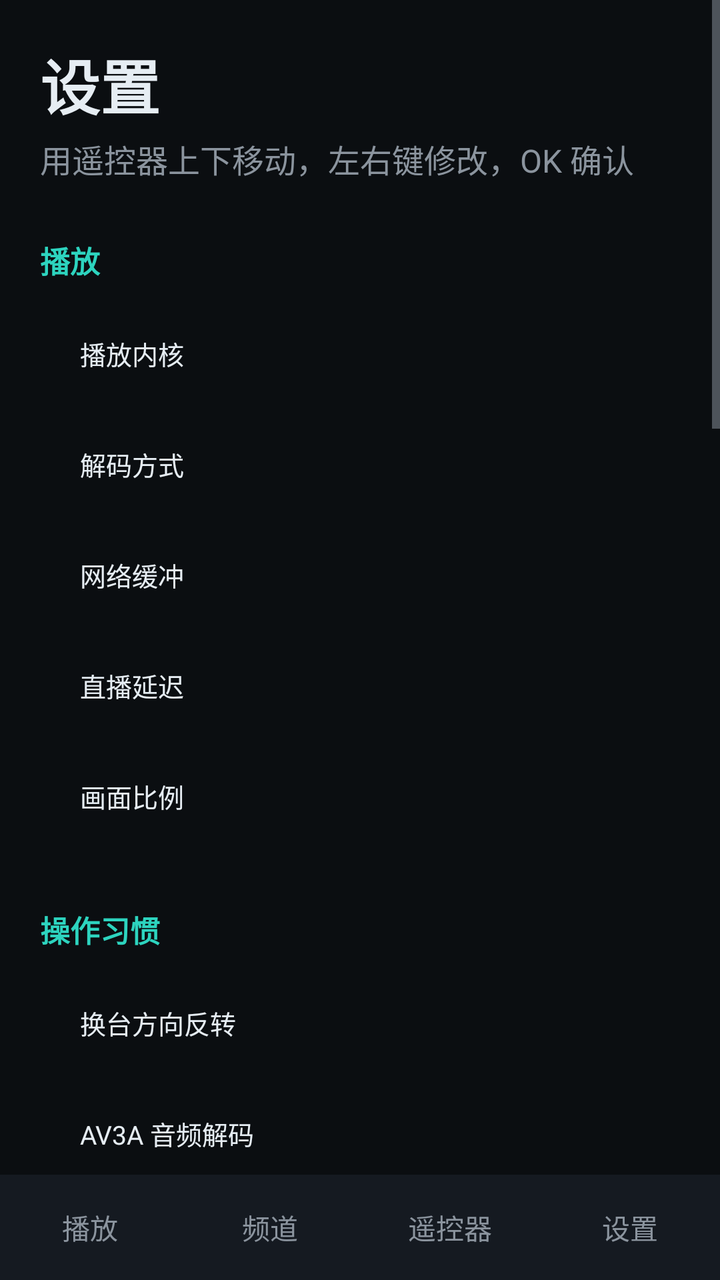
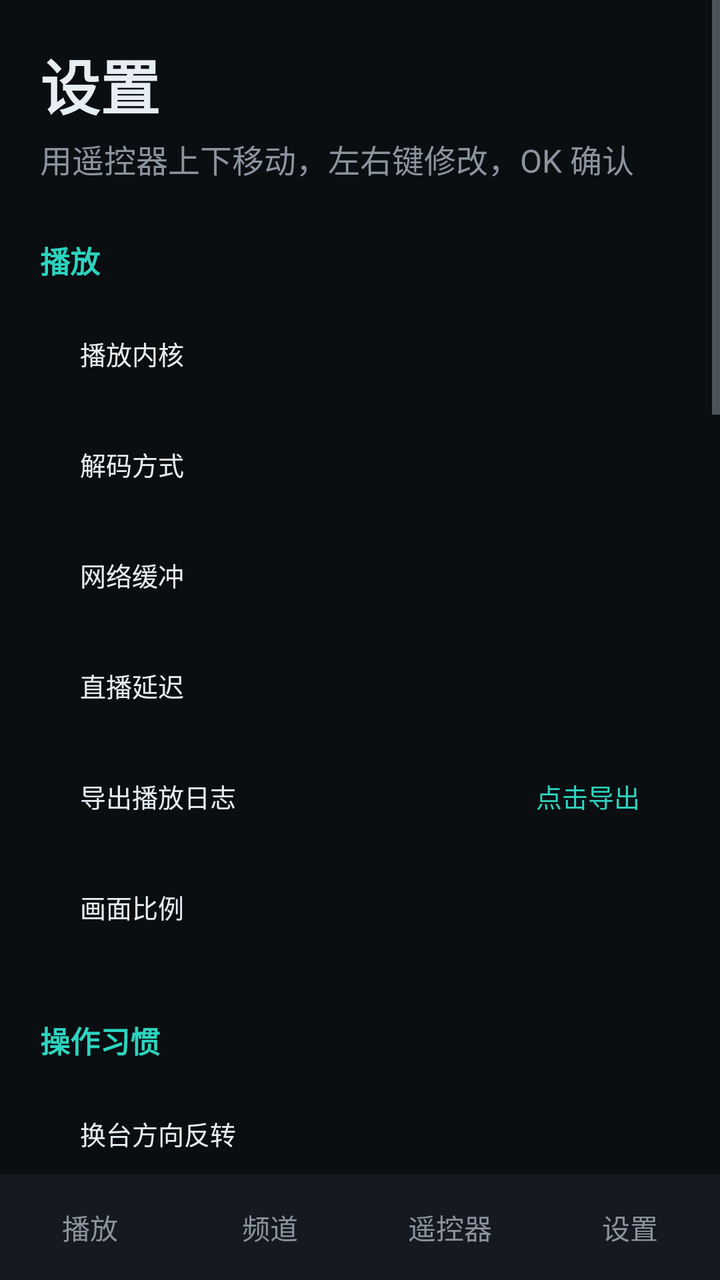

Two renders of the same Android screen: before a commit and after it. Below are the layout's source before the change and the commit's diff.
<!-- AndroidManifest.xml: activity theme Theme.Litv.Overlay -->
<!-- res/layout/activity_settings.xml -->
<LinearLayout xmlns:android="http://schemas.android.com/apk/res/android"
    android:layout_width="match_parent"
    android:layout_height="match_parent"
    android:background="@color/bg"
    android:orientation="vertical">
<ScrollView
    android:layout_width="match_parent"
    android:layout_height="0dp"
    android:layout_weight="1">

    <LinearLayout
        android:layout_width="match_parent"
        android:layout_height="wrap_content"
        android:orientation="vertical"
        android:padding="@dimen/screen_padding">

        <TextView
            android:layout_width="wrap_content"
            android:layout_height="wrap_content"
            android:text="设置"
            android:textColor="@color/text_primary"
            android:textSize="30sp"
            android:textStyle="bold" />

        <TextView
            android:id="@+id/settingsHint"
            android:layout_width="wrap_content"
            android:layout_height="wrap_content"
            android:layout_marginTop="4dp"
            android:text="用遥控器上下移动，左右键修改，OK 确认"
            android:textColor="@color/text_secondary"
            android:textSize="16sp" />

        
        <TextView
            style="@style/SectionTitle"
            android:text="播放" />

        <LinearLayout
            android:id="@+id/rowEngine"
            style="@style/SettingRow">

            <TextView
                style="@style/SettingLabel"
                android:text="播放内核" />

            <TextView
                android:id="@+id/valueEngine"
                style="@style/SettingValue" />
        </LinearLayout>

        <LinearLayout
            android:id="@+id/rowDecode"
            style="@style/SettingRow">

            <TextView
                style="@style/SettingLabel"
                android:text="解码方式" />

            <TextView
                android:id="@+id/valueDecode"
                style="@style/SettingValue" />
        </LinearLayout>

        <LinearLayout
            android:id="@+id/rowBuffer"
            style="@style/SettingRow">

            <TextView
                style="@style/SettingLabel"
                android:text="网络缓冲" />

            <TextView
                android:id="@+id/valueBuffer"
                style="@style/SettingValue" />
        </LinearLayout>

        <LinearLayout
            android:id="@+id/rowLiveOffset"
            style="@style/SettingRow">

            <TextView
                style="@style/SettingLabel"
                android:text="直播延迟" />

            <TextView
                android:id="@+id/valueLiveOffset"
                style="@style/SettingValue" />
        </LinearLayout>

        <LinearLayout
            android:id="@+id/rowAspect"
            style="@style/SettingRow">

            <TextView
                style="@style/SettingLabel"
                android:text="画面比例" />

            <TextView
                android:id="@+id/valueAspect"
                style="@style/SettingValue" />
        </LinearLayout>

        
        <TextView
            style="@style/SectionTitle"
            android:text="操作习惯" />

        <LinearLayout
            android:id="@+id/rowReverse"
            style="@style/SettingRow">

            <TextView
                style="@style/SettingLabel"
                android:text="换台方向反转" />

            <TextView
                android:id="@+id/valueReverse"
                style="@style/SettingValue" />
        </LinearLayout>

        <LinearLayout
            android:id="@+id/rowAv3a"
            style="@style/SettingRow">

            <TextView
                style="@style/SettingLabel"
                android:text="AV3A 音频解码" />

            <TextView
                android:id="@+id/valueAv3a"
                style="@style/SettingValue" />
        </LinearLayout>

        <LinearLayout
            android:id="@+id/rowAutoPlay"
            style="@style/SettingRow">

            <TextView
                style="@style/SettingLabel"
                android:text="开机自动播放上次频道" />

            <TextView
                android:id="@+id/valueAutoPlay"
                style="@style/SettingValue" />
        </LinearLayout>

        <LinearLayout
            android:id="@+id/rowNumberTimeout"
            style="@style/SettingRow">

            <TextView
                style="@style/SettingLabel"
                android:text="数字跳台等待" />

            <TextView
                android:id="@+id/valueNumberTimeout"
                style="@style/SettingValue" />
        </LinearLayout>

        <LinearLayout
            android:id="@+id/rowUiMode"
            style="@style/SettingRow">

            <TextView
                style="@style/SettingLabel"
                android:text="界面模式" />

            <TextView
                android:id="@+id/valueUiMode"
                style="@style/SettingValue" />
        </LinearLayout>

        <LinearLayout
            android:id="@+id/rowStartTimeout"
            style="@style/SettingRow">

            <TextView
                style="@style/SettingLabel"
                android:text="起播超时" />

            <TextView
                android:id="@+id/valueStartTimeout"
                style="@style/SettingValue" />
        </LinearLayout>

        <LinearLayout
            android:id="@+id/rowRetry"
            style="@style/SettingRow">

            <TextView
                style="@style/SettingLabel"
                android:text="超时重试次数" />

            <TextView
                android:id="@+id/valueRetry"
                style="@style/SettingValue" />
        </LinearLayout>

        
        <TextView
            style="@style/SectionTitle"
            android:text="网络" />

        <LinearLayout
            android:id="@+id/rowDoh"
            style="@style/SettingRow">

            <TextView
                style="@style/SettingLabel"
                android:text="加密 DNS（DoH）" />

            <TextView
                android:id="@+id/valueDoh"
                style="@style/SettingValue" />
        </LinearLayout>

        <LinearLayout
            android:id="@+id/rowDohProvider"
            style="@style/SettingRow">

            <TextView
                style="@style/SettingLabel"
                android:text="DoH 服务商" />

            <TextView
                android:id="@+id/valueDohProvider"
                style="@style/SettingValue" />
        </LinearLayout>

        <LinearLayout
            android:id="@+id/rowAutoRelay"
            style="@style/SettingRow">

            <TextView
                style="@style/SettingLabel"
                android:text="直连失败时自动改用中转" />

            <TextView
                android:id="@+id/valueAutoRelay"
                style="@style/SettingValue" />
        </LinearLayout>

        
        <TextView
            style="@style/SectionTitle"
            android:text="界面" />

        <LinearLayout
            android:id="@+id/rowUiScale"
            style="@style/SettingRow">

            <TextView
                style="@style/SettingLabel"
                android:text="界面缩放" />

            <TextView
                android:id="@+id/valueUiScale"
                style="@style/SettingValue" />
        </LinearLayout>

        <LinearLayout
            android:id="@+id/rowShowStatus"
            style="@style/SettingRow">

            <TextView
                style="@style/SettingLabel"
                android:text="显示播放状态叠加" />

            <TextView
                android:id="@+id/valueShowStatus"
                style="@style/SettingValue" />
        </LinearLayout>

        
        <TextView
            style="@style/SectionTitle"
            android:text="关于" />

        <LinearLayout
            android:id="@+id/rowKeymap"
            style="@style/SettingRow">

            <TextView
                style="@style/SettingLabel"
                android:text="遥控器操作说明" />

            <TextView
                android:id="@+id/valueKeymap"
                style="@style/SettingValue" />
        </LinearLayout>

        <LinearLayout
            android:id="@+id/rowDevice"
            style="@style/SettingRow">

            <TextView
                style="@style/SettingLabel"
                android:text="本机信息" />

            <TextView
                android:id="@+id/valueDevice"
                style="@style/SettingValue" />
        </LinearLayout>

        <LinearLayout
            android:id="@+id/rowServer"
            style="@style/SettingRow">

            <TextView
                style="@style/SettingLabel"
                android:text="服务器" />

            <TextView
                android:id="@+id/valueServer"
                style="@style/SettingValue" />
        </LinearLayout>

        <LinearLayout
            android:id="@+id/rowUnbind"
            style="@style/SettingRow">

            <TextView
                style="@style/SettingLabel"
                android:text="解绑本机（需重新绑定）" />

            <TextView
                android:id="@+id/valueUnbind"
                style="@style/SettingValue"
                android:text="按 OK 执行" />
        </LinearLayout>

        <TextView
            android:id="@+id/status"
            android:layout_width="match_parent"
            android:layout_height="wrap_content"
            android:layout_marginTop="24dp"
            android:textColor="@color/accent"
            android:textSize="16sp" />
    </LinearLayout>
</ScrollView>

    <include layout="@layout/view_bottom_tabs" />
</LinearLayout>
<!-- res/layout/view_bottom_tabs.xml (included above) -->
<?xml version="1.0" encoding="utf-8"?>
<LinearLayout xmlns:android="http://schemas.android.com/apk/res/android"
    android:layout_width="match_parent"
    android:layout_height="wrap_content"
    android:background="@color/bg_panel"
    android:orientation="horizontal"
    android:paddingVertical="8dp">

    <TextView
        android:id="@+id/tabPlay"
        style="@style/PhoneTab"
        android:text="播放" />

    <TextView
        android:id="@+id/tabChannel"
        style="@style/PhoneTab"
        android:text="频道" />

    <TextView
        android:id="@+id/tabRemote"
        style="@style/PhoneTab"
        android:text="遥控器" />

    <TextView
        android:id="@+id/tabSettings"
        style="@style/PhoneTab"
        android:text="设置" />
</LinearLayout>
<!-- resources referenced by this layout -->
<resources>
  <color name="accent">#FF2DD4BF</color>
  <color name="bg">#FF0B0E11</color>
  <color name="bg_panel">#FF151A21</color>
  <color name="text_primary">#FFE6EDF3</color>
  <color name="text_secondary">#FF8B949E</color>
  <dimen name="screen_padding">48dp</dimen>
  <style name="PhoneTab">
          <item name="android:layout_width">0dp</item>
          <item name="android:layout_height">wrap_content</item>
          <item name="android:layout_weight">1</item>
          <item name="android:gravity">center</item>
          <item name="android:paddingVertical">8dp</item>
          <item name="android:textColor">@color/text_secondary</item>
          <item name="android:textSize">14sp</item>
      </style>
  <style name="SectionTitle">
          <item name="android:layout_width">match_parent</item>
          <item name="android:layout_height">wrap_content</item>
          <item name="android:layout_marginTop">28dp</item>
          <item name="android:layout_marginBottom">8dp</item>
          <item name="android:textColor">@color/accent</item>
          <item name="android:textSize">15sp</item>
          <item name="android:textStyle">bold</item>
      </style>
  <style name="SettingLabel">
          <item name="android:layout_width">0dp</item>
          <item name="android:layout_height">wrap_content</item>
          <item name="android:layout_weight">1</item>
          <item name="android:textColor">@color/text_primary</item>
          <item name="android:textSize">13sp</item>
      </style>
  <style name="SettingRow">
          <item name="android:layout_width">match_parent</item>
          <item name="android:layout_height">wrap_content</item>
          <item name="android:layout_marginTop">0dp</item>
          <item name="android:background">@drawable/bg_setting_row</item>
          <item name="android:clickable">true</item>
          <item name="android:focusable">true</item>
          <item name="android:gravity">center_vertical</item>
          <item name="android:orientation">horizontal</item>
          <item name="android:paddingHorizontal">20dp</item>
          <item name="android:paddingVertical">18dp</item>
          
          <item name="android:textSize">18sp</item>
          <item name="android:textColor">@color/text_primary</item>
      </style>
  <style name="SettingValue">
          <item name="android:layout_width">wrap_content</item>
          <item name="android:layout_height">wrap_content</item>
          <item name="android:textColor">@color/accent</item>
          <item name="android:textSize">13sp</item>
      </style>
  <style name="Theme.Litv.Overlay" parent="Theme.Litv">
          <item name="android:windowIsTranslucent">true</item>
          <item name="android:windowBackground">#F2000000</item>
          <item name="android:windowNoTitle">true</item>
          <item name="android:backgroundDimEnabled">false</item>
          <item name="android:windowAnimationStyle">@null</item>
      </style>
  <style name="Theme.Litv" parent="Theme.AppCompat.NoActionBar">
          <item name="android:windowBackground">@color/bg</item>
          <item name="android:colorBackground">@color/bg</item>
          <item name="android:textColorPrimary">@color/text_primary</item>
          <item name="android:textColorSecondary">@color/text_secondary</item>
          <item name="android:statusBarColor">@color/bg</item>
          <item name="android:navigationBarColor">@color/bg</item>
      </style>
  <!-- unchanged entries left out for length: 1 -->
</resources>

<!-- the commit's change to res/layout/activity_settings.xml (unified diff, before → after) -->
@@ -86,6 +86,20 @@
             <TextView
                 android:id="@+id/valueLiveOffset"
                 style="@style/SettingValue" />
+        </LinearLayout>
+
+        <LinearLayout
+            android:id="@+id/rowExportLog"
+            style="@style/SettingRow">
+
+            <TextView
+                style="@style/SettingLabel"
+                android:text="导出播放日志" />
+
+            <TextView
+                android:id="@+id/valueExportLog"
+                style="@style/SettingValue"
+                android:text="点击导出" />
         </LinearLayout>
 
         <LinearLayout
